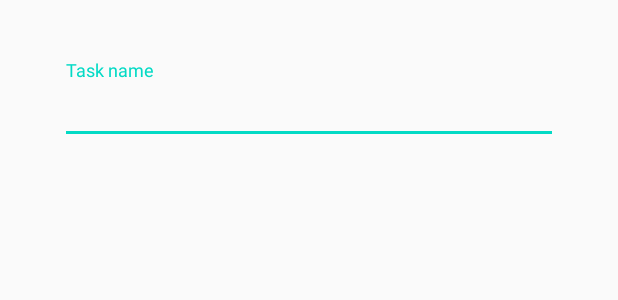
After one commit to lamelaco98/MiPrimeraApp---B74638, an Android app: the layout dialog_add_task.xml on its own in the app's theme, with its tools: preview values and no code run, on a phone screen of 412 x 824 dp. The commit adds this screen. Shown: the top 300 px of the screen. Run offline under Robolectric (Android 15) with nearby library versions, the phone set to English and light mode, and no system bars.

Commit message:
V2
Mi Primera App actualizada a la clase del 21/08/2020

```diff
--- a/app/build.gradle
+++ b/app/build.gradle
@@ -26,6 +26,10 @@ dependencies {
     implementation fileTree(dir: "libs", include: ["*.jar"])
     implementation 'androidx.appcompat:appcompat:1.2.0'
     implementation 'androidx.constraintlayout:constraintlayout:1.1.3'
+
+    implementation 'com.google.android.material:material:1.2.0'
+    implementation 'androidx.coordinatorlayout:coordinatorlayout:1.1.0'
+
     testImplementation 'junit:junit:4.12'
     androidTestImplementation 'androidx.test.ext:junit:1.1.1'
     androidTestImplementation 'androidx.test.espresso:espresso-core:3.2.0'
--- /dev/null
+++ b/app/src/main/res/drawable/ic_add.xml
@@ -0,0 +1,5 @@
+<vector android:height="24dp" android:tint="#FFFFFF"
+    android:viewportHeight="24" android:viewportWidth="24"
+    android:width="24dp" xmlns:android="http://schemas.android.com/apk/res/android">
+    <path android:fillColor="@android:color/white" android:pathData="M19,13h-6v6h-2v-6H5v-2h6V5h2v6h6v2z"/>
+</vector>
--- /dev/null
+++ b/app/src/main/res/layout/dialog_add_task.xml
@@ -0,0 +1,21 @@
+<?xml version="1.0" encoding="utf-8"?>
+<LinearLayout xmlns:android="http://schemas.android.com/apk/res/android"
+    android:orientation="vertical"
+    android:layout_width="match_parent"
+    android:layout_height="wrap_content"
+    android:layout_margin="40dp">
+
+
+    <com.google.android.material.textfield.TextInputLayout
+        android:layout_width="match_parent"
+        android:layout_height="wrap_content"
+        android:hint="@string/task_name"
+        >
+        <com.google.android.material.textfield.TextInputEditText
+            android:id="@+id/et_task_name"
+            android:layout_width="match_parent"
+            android:layout_height="wrap_content"
+            android:inputType="text" />
+    </com.google.android.material.textfield.TextInputLayout>
+
+</LinearLayout>
--- a/app/src/main/res/values/colors.xml
+++ b/app/src/main/res/values/colors.xml
@@ -6,6 +6,7 @@
 
     <color name="coralColor">#eb636b</color>
     <color name="whiteColor">#FFFFFF</color>
+    <color name="blackColor">#000000</color>
 
     <color name="transparent">@android:color/transparent</color>
 </resources>
--- a/app/src/main/res/values/strings.xml
+++ b/app/src/main/res/values/strings.xml
@@ -17,4 +17,8 @@
 
     <string name="logout">Logout</string>
 
+    <string name="task_name">Task name</string>
+    <string name="add">Add</string>
+    <string name="cancel">Cancel</string>
+
 </resources>
```
Also changed, not shown: app/src/main/java/cr/ac/ucr/practica1/MainActivity.java (+64 -1 lines), app/src/main/res/layout/activity_main.xml (+32 -2 lines), 1 other file.
